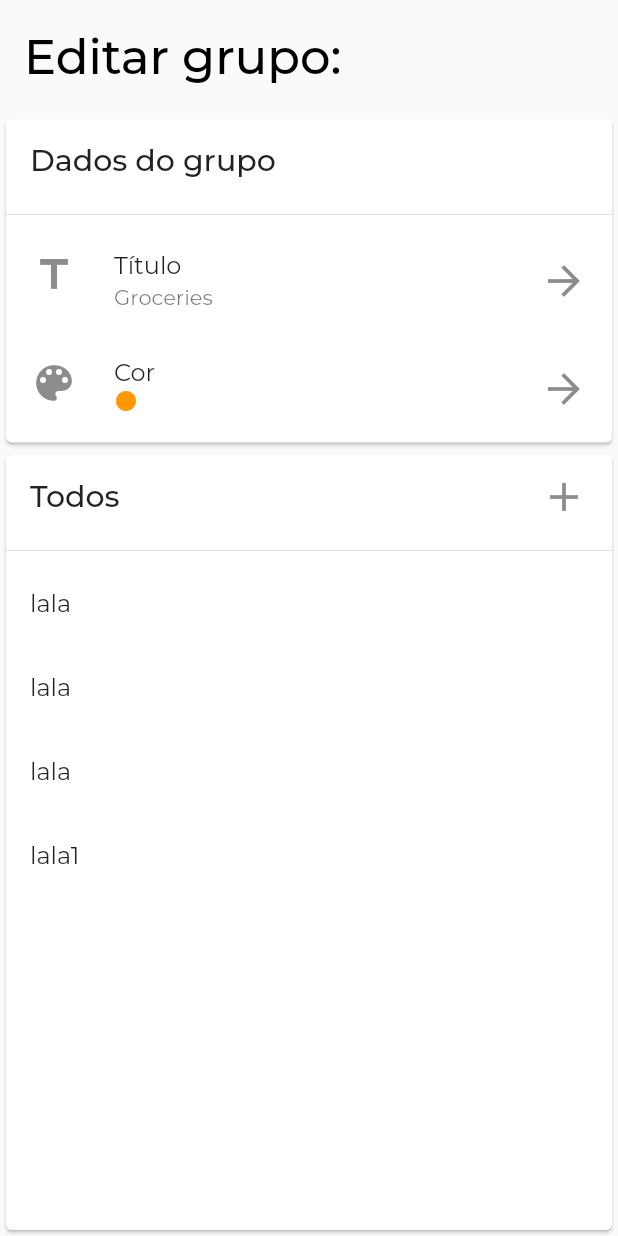
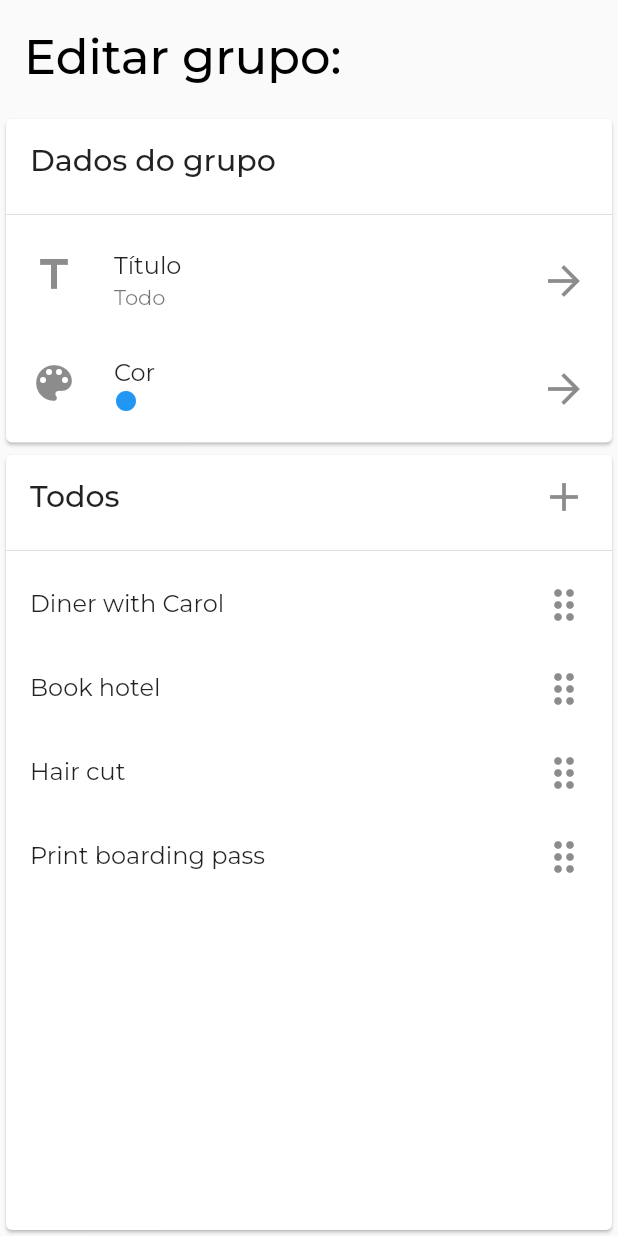
Before and after one commit to morrissey-br/todo_flutter, a Flutter app: the screen it shows after launch, on a phone screen of 412 x 824 dp. Run offline on Flutter 3.47's test engine with Material 2 defaults, Android fonts, the phone set to English and light mode, and no system bars; our stand-ins replace google_fonts.

Commit message:
Função de reordenar todos dentro do grupo

```diff
--- a/lib/database/MemoryTodoGroupsDatabase.dart
+++ b/lib/database/MemoryTodoGroupsDatabase.dart
@@ -16,8 +16,13 @@ class MemoryTodoGroupsDatabase implements TodoGroupRepository {
   }
 
   @override
-  TodoGroup getByIndex(num index) {
+  TodoGroup getByIndex(int index) {
     return _todoGroups[index];
+  }
+
+  @override
+  void reorderGroup(int oldIndex, int newIndex) {
+    _todoGroups.insert(newIndex, _todoGroups[oldIndex]);
   }
 
   @override
--- a/lib/main.dart
+++ b/lib/main.dart
@@ -20,7 +20,7 @@ class TodoFlutter extends StatelessWidget {
       ),
       // home: HomePage(),
       home: TodoGroupEditPage(
-        todoGroup: MemoryTodoGroupsDatabase().getByIndex(0),
+        todoGroup: MemoryTodoGroupsDatabase().getByIndex(2),
       ),
       debugShowCheckedModeBanner: false,
     );
--- a/lib/model/TodoGroup.dart
+++ b/lib/model/TodoGroup.dart
@@ -20,4 +20,10 @@ class TodoGroup {
   remove(Todo aTodo) {
     todos.removeWhere((todo) => todo.id == aTodo.id);
   }
+
+  reorderTodo(int oldIndex, int newIndex) {
+    Todo changingTodo = todos[oldIndex];
+    todos.removeAt(oldIndex);
+    todos.insert(newIndex, changingTodo);
+  }
 }
--- a/lib/model/TodoGroupRepository.dart
+++ b/lib/model/TodoGroupRepository.dart
@@ -5,7 +5,9 @@ abstract class TodoGroupRepository {
 
   void remove(TodoGroup aTodoGroup);
 
-  TodoGroup getByIndex(num index);
+  TodoGroup getByIndex(int index);
+
+  void reorderGroup(int oldIndex, int newIndex);
 
   List<TodoGroup> getAll();
 }
--- a/lib/pages/todoGroupEditPage.dart
+++ b/lib/pages/todoGroupEditPage.dart
@@ -4,7 +4,7 @@ import 'package:todo_flutter/model/TodoGroup.dart';
 class TodoGroupEditPage extends StatefulWidget {
   final TodoGroup todoGroup;
 
-  const TodoGroupEditPage({Key key, this.todoGroup}) : super(key: key);
+  TodoGroupEditPage({Key key, this.todoGroup}) : super(key: key);
   @override
   _TodoGroupEditPageState createState() => _TodoGroupEditPageState();
 }
@@ -18,8 +18,10 @@ class _TodoGroupEditPageState extends State<TodoGroupEditPage> {
     super.initState();
   }
 
-  reorderTodo(int oldIndex, int newIndex) {
-    debugPrint('reorder $oldIndex $newIndex');
+  void reorderTodo(int oldIndex, int newIndex) {
+    oldIndex > newIndex
+        ? todoGroup.reorderTodo(oldIndex, newIndex)
+        : todoGroup.reorderTodo(oldIndex, newIndex - 1);
   }
 
   @override
@@ -78,24 +80,19 @@ class _TodoGroupEditPageState extends State<TodoGroupEditPage> {
                   ),
                   Divider(),
                   Expanded(
-                    child: ReorderableListView(children: [
-                      ListTile(
-                        key: ValueKey(1),
-                        title: Text('lala'),
-                      ),
-                      ListTile(
-                        key: ValueKey(2),
-                        title: Text('lala'),
-                      ),
-                      ListTile(
-                        key: ValueKey(3),
-                        title: Text('lala'),
-                      ),
-                      ListTile(
-                        key: ValueKey(4),
-                        title: Text('lala1'),
-                      ),
-                    ], onReorder: (oldIndex, newIndex) {}),
+                    child: ReorderableListView.builder(
+                      onReorder: (int oldIndex, int newIndex) {
+                        reorderTodo(oldIndex, newIndex);
+                      },
+                      itemCount: todoGroup.todos.length,
+                      itemBuilder: (BuildContext context, int index) {
+                        return ListTile(
+                          key: ValueKey(index),
+                          title: Text(todoGroup.todos[index].text),
+                          trailing: Icon(Icons.drag_indicator),
+                        );
+                      },
+                    ),
                   )
                 ],
               ),
```
